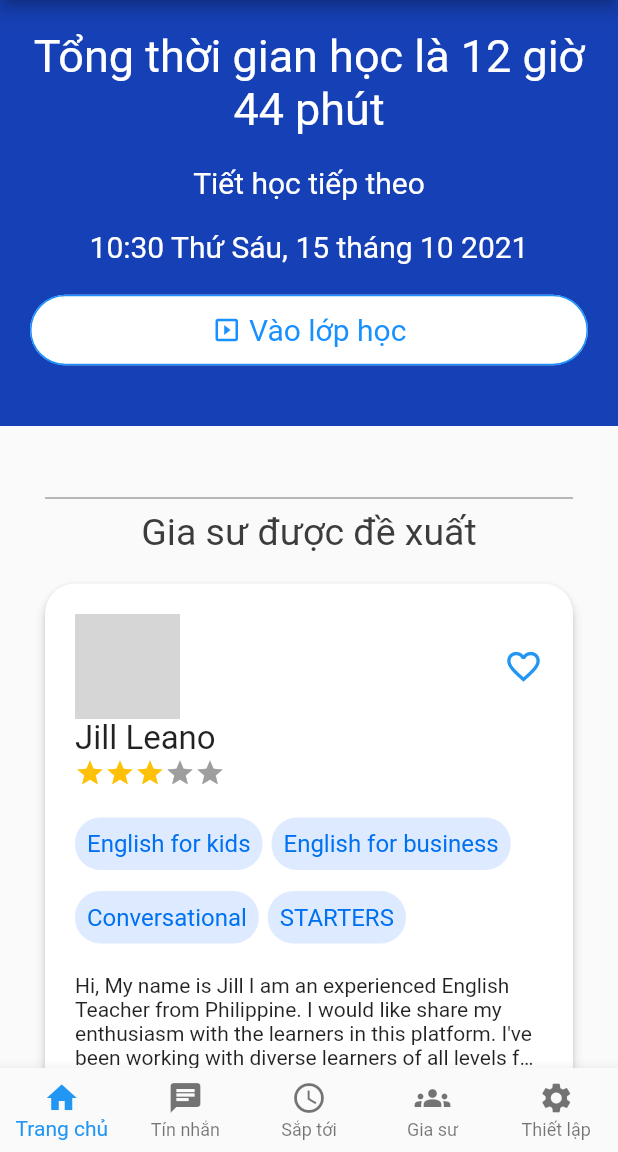
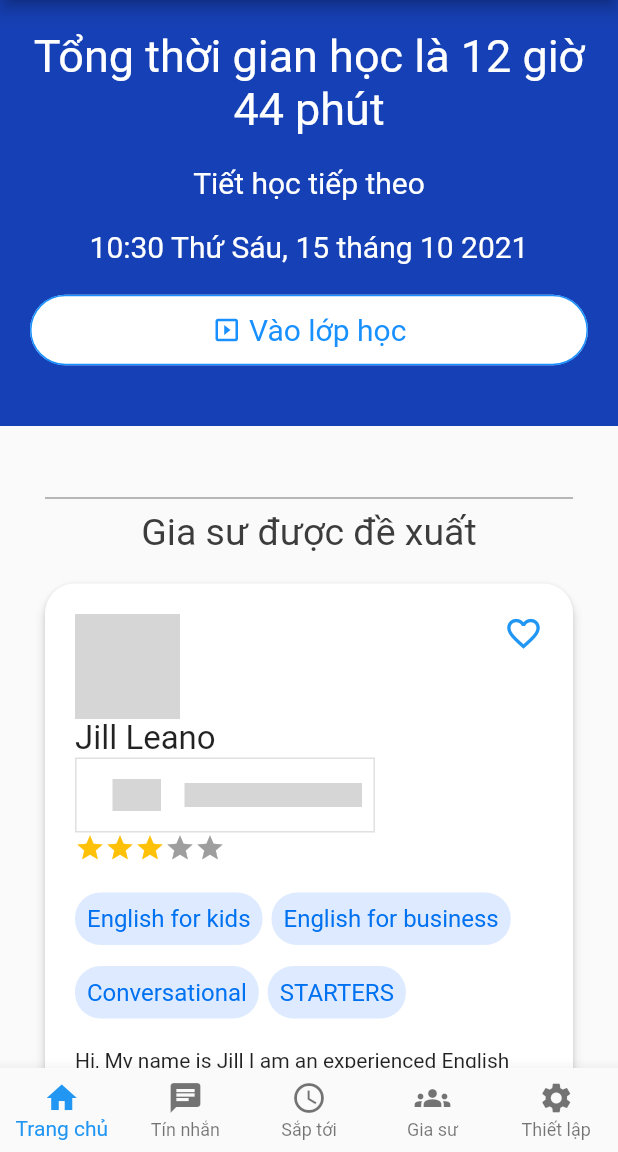
Before and after one commit to congminh090800/E-commerce-app, a Flutter app: the NoDrawerHeader screen opened directly, on a phone screen of 412 x 824 dp, the part 84-1236 px from its top. Run offline on Flutter 3.47's test engine with Material 2 defaults, Android fonts, the phone set to English and light mode, and no system bars; drawn by our look-alikes of country_code_picker, flutter_rating_bar, flutter_tags; our stand-ins replace flutter_countdown_timer, flutter_svg, syncfusion_flutter_calendar, syncfusion_flutter_datepicker, timeago; generated files the repository leaves out were written again; network calls fail; grey boxes are pictures that could not be loaded.

Commit message:
fix layout

```diff
--- a/lib/widgets/tutors/tutor_list_tile.dart
+++ b/lib/widgets/tutors/tutor_list_tile.dart
@@ -1,4 +1,6 @@
+import 'package:country_code_picker/country_code_picker.dart';
 import 'package:flutter/material.dart';
+import 'package:flutter/rendering.dart';
 import 'package:flutter_rating_bar/flutter_rating_bar.dart';
 import 'package:lettutor/models/tutor.dart';
 import 'package:lettutor/screens/tutors/details.dart';
@@ -38,9 +40,11 @@ class _TutorListTileState extends State<TutorListTile> {
       child: Container(
         padding: EdgeInsets.all(20),
         child: Column(
+          crossAxisAlignment: CrossAxisAlignment.start,
           mainAxisAlignment: MainAxisAlignment.start,
           children: [
             Row(
+              crossAxisAlignment: CrossAxisAlignment.start,
               children: [
                 Container(
                   width: 70,
@@ -80,6 +84,20 @@ class _TutorListTileState extends State<TutorListTile> {
                     style: TextStyle(fontSize: 22),
                   )
                 ],
+              ),
+            ),
+            Container(
+              width: 200,
+              alignment: Alignment.centerLeft,
+              decoration: BoxDecoration(
+                border: Border.all(color: Colors.black12),
+              ),
+              child: CountryCodePicker(
+                alignLeft: true,
+                initialSelection: dummy.countryCode,
+                showOnlyCountryWhenClosed: true,
+                enabled: false,
+                padding: EdgeInsets.all(0),
               ),
             ),
             Container(
```
Also changed, not shown: lib/screens/tutors/details.dart (+35 -19 lines).
